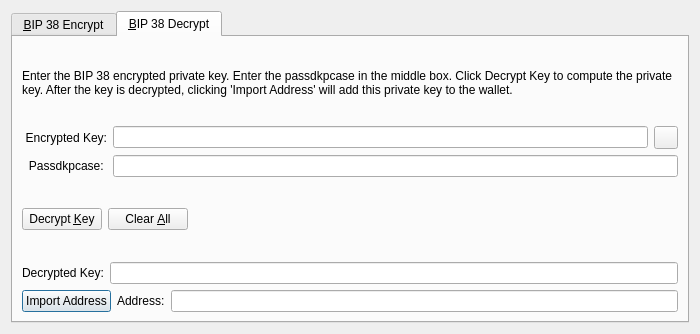
Above: src/qt/forms/bip38tooldialog.ui from Apocalypsecoin/Apocalypse before the change. Below: the same form after it.
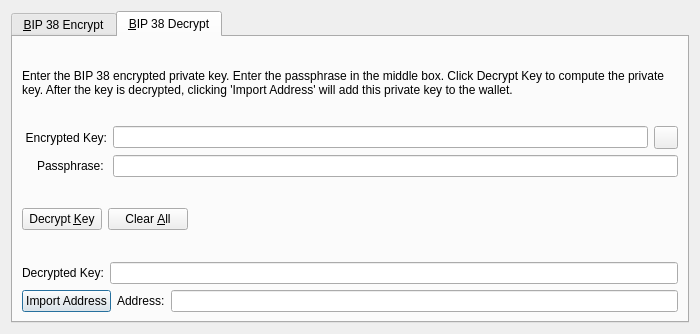
That is the form after the change. Icons and pictures are not drawn. Custom widgets are drawn as their Qt base class.

Commit message: Typo fix in passphrase functions

```diff
--- a/src/qt/forms/bip38tooldialog.ui
+++ b/src/qt/forms/bip38tooldialog.ui
@@ -267,7 +267,7 @@
        <item>
         <widget class="QLabel" name="infoLabel_DEC">
          <property name="text">
-          <string>Enter the BIP 38 encrypted private key. Enter the passdkpcase in the middle box. Click Decrypt Key to compute the private key. After the key is decrypted, clicking 'Import Address' will add this private key to the wallet.</string>
+          <string>Enter the BIP 38 encrypted private key. Enter the passphrase in the middle box. Click Decrypt Key to compute the private key. After the key is decrypted, clicking 'Import Address' will add this private key to the wallet.</string>
          </property>
          <property name="textFormat">
           <enum>Qt::PlainText</enum>
@@ -335,7 +335,7 @@
             </size>
            </property>
            <property name="text">
-            <string>Passdkpcase: </string>
+            <string>Passphrase: </string>
            </property>
           </widget>
          </item>
```
Left out of the diff: 10 changed lines with no effect on the pictures. The commit also changes 80 other files.
